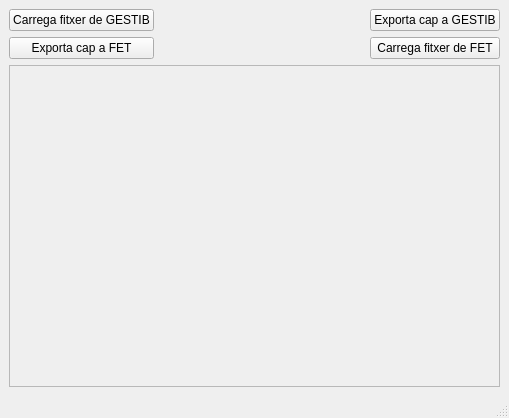
First picture: the form in mainwindow.ui, repository pnegre/XESFET, before the edit.
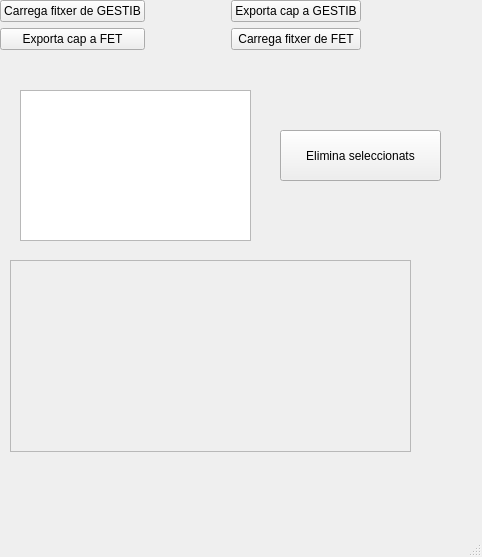
Second picture: the form after the edit.

Commit message: Fent feina pantalla eliminar cursos

```diff
--- a/mainwindow.ui
+++ b/mainwindow.ui
@@ -6,18 +6,38 @@
    <rect>
     <x>0</x>
     <y>0</y>
-    <width>509</width>
-    <height>418</height>
+    <width>482</width>
+    <height>557</height>
    </rect>
   </property>
   <property name="windowTitle">
    <string>MainWindow</string>
   </property>
   <widget class="QWidget" name="centralwidget">
-   <layout class="QGridLayout" name="gridLayout">
-    <item row="0" column="0">
-     <layout class="QVBoxLayout" name="verticalLayout_3">
-      <item>
+   <widget class="QPushButton" name="but_delete">
+    <property name="geometry">
+     <rect>
+      <x>280</x>
+      <y>130</y>
+      <width>161</width>
+      <height>51</height>
+     </rect>
+    </property>
+    <property name="text">
+     <string>Elimina seleccionats</string>
+    </property>
+   </widget>
+   <widget class="QListWidget" name="courseList">
+    <property name="geometry">
+     <rect>
+      <x>20</x>
+      <y>90</y>
+      <width>231</width>
+      <height>151</height>
+     </rect>
+    </property>
+   </widget>
+   <widget class="QWidget" name="">
        <layout class="QHBoxLayout" name="horizontalLayout">
         <item>
          <layout class="QVBoxLayout" name="verticalLayout">
@@ -99,24 +119,20 @@
          </layout>
         </item>
        </layout>
-      </item>
-      <item>
+   </widget>
        <widget class="QTextEdit" name="console">
         <property name="enabled">
          <bool>false</bool>
         </property>
-       </widget>
-      </item>
-     </layout>
-    </item>
-   </layout>
-   <zorder>but_import_gestib</zorder>
-   <zorder>console</zorder>
-   <zorder>but_export_fet</zorder>
-   <zorder>pushButton_2</zorder>
-   <zorder>but_import_2</zorder>
-   <zorder>horizontalSpacer</zorder>
-   <zorder>pushButton_2</zorder>
+    <property name="geometry">
+     <rect>
+      <x>10</x>
+      <y>260</y>
+      <width>401</width>
+      <height>192</height>
+     </rect>
+    </property>
+   </widget>
   </widget>
   <widget class="QMenuBar" name="menubar">
    <property name="geometry">
```
Left out of the diff: 2 changed lines with no effect on the pictures. Lines whose indentation alone changed are shown as unchanged. The commit also changes 2 other files.
